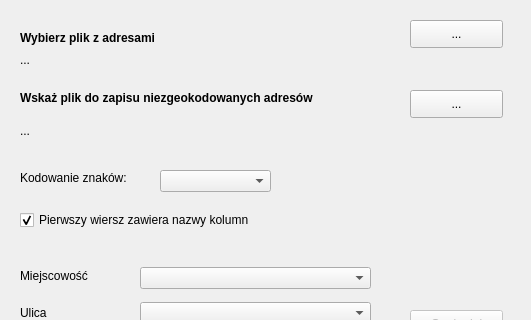
First picture: the form in geokodowanie_adresow_dialog_base.ui, repository envirosolutionspl/geokodowanie_adresow, before the edit; both pictures show x 0 to 531 and y 0 to 320 of the 531 by 461 pixel window.
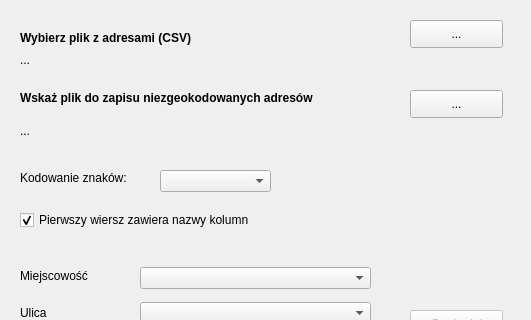
Second picture: the form after the edit. Icons and pictures are not drawn.

The edit to the form file:
```diff
--- a/geokodowanie_adresow_dialog_base.ui
+++ b/geokodowanie_adresow_dialog_base.ui
@@ -45,7 +45,7 @@
     </font>
    </property>
    <property name="text">
-    <string>Wybierz plik z adresami</string>
+    <string>Wybierz plik z adresami (CSV)</string>
    </property>
   </widget>
   <widget class="QPushButton" name="btnInputFile">
```
